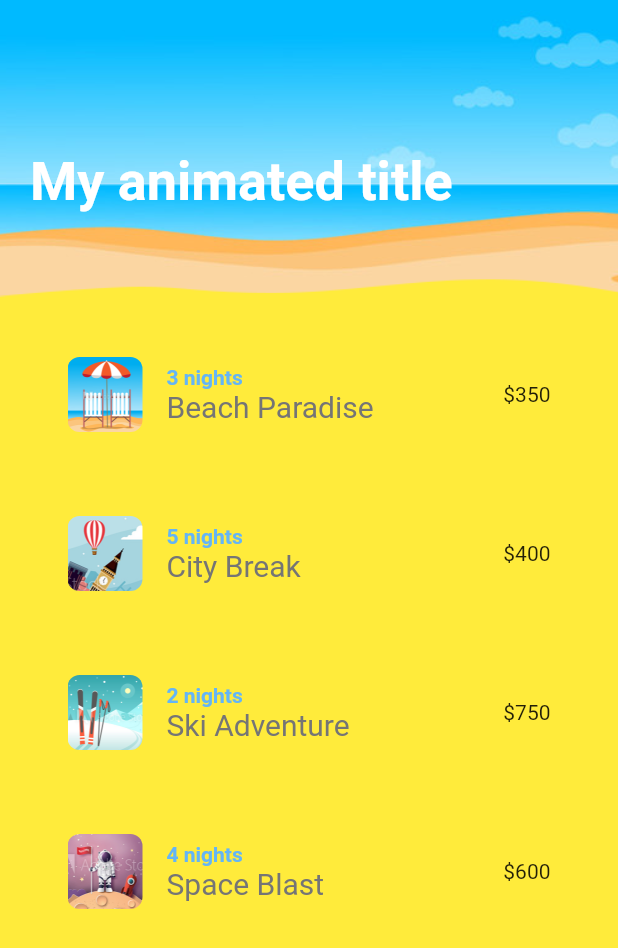
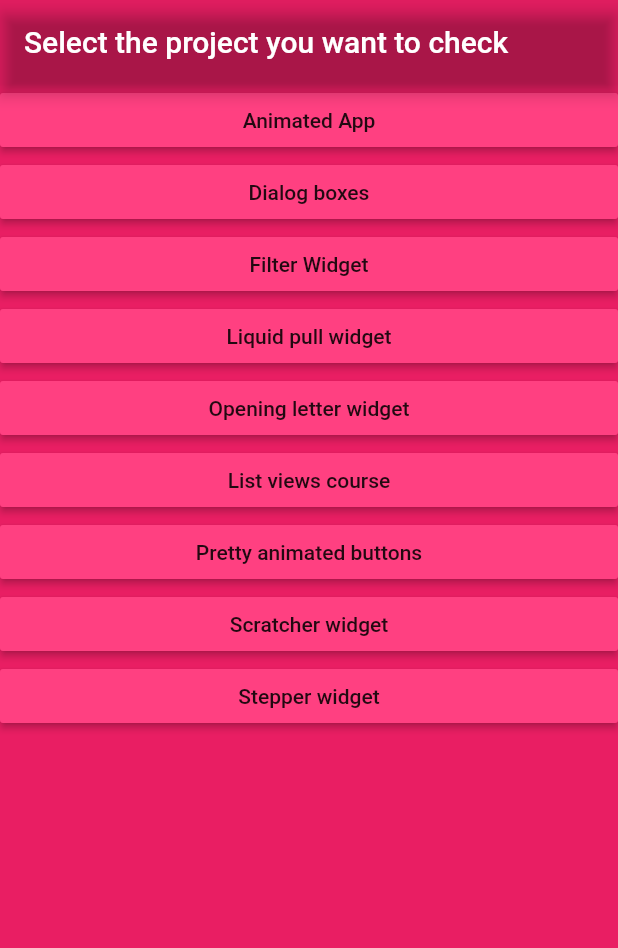
Before and after one commit to Thepilli/cookbook, a Flutter app: the screen it shows after launch, on a phone screen of 412 x 824 dp. Shown: the top 948 px of the screen. Run offline on Flutter 3.47's test engine with Material 2 defaults, Android fonts, the phone set to English and light mode, and no system bars; our stand-ins replace awesome_dialog, cloud_firestore, firebase_core, flutter_screenutil, flutter_svg, google_fonts and 4 more; missing offline and left inert: pretty_animated_buttons, scratcher; accounts and stored records are empty.

Commit message:
added project navigation page

```diff
--- a/lib/flutter_animated/components/trip_list.dart
+++ b/lib/flutter_animated/components/trip_list.dart
@@ -1,4 +1,4 @@
-import 'package:cookbook/flutter_animated/components/details.dart';
+import 'package:cookbook/flutter_animated/detail_screen.dart';
 import 'package:cookbook/flutter_animated/components/trip_model.dart';
 import 'package:flutter/material.dart';
 
--- a/lib/flutter_animated/components/details.dart
+++ b/lib/flutter_animated/detail_screen.dart
@@ -9,6 +9,7 @@ class Details extends StatelessWidget {
   @override
   Widget build(BuildContext context) {
     return Scaffold(
+      backgroundColor: Colors.amberAccent,
       appBar: AppBar(
         backgroundColor: Colors.transparent,
         elevation: 0,
--- a/lib/flutter_animated/home_screen.dart
+++ b/lib/flutter_animated/home_screen.dart
@@ -13,6 +13,7 @@ class _HomeState extends State<Home> {
   @override
   Widget build(BuildContext context) {
     return Scaffold(
+        backgroundColor: Colors.amberAccent,
         body: Container(
             padding: const EdgeInsets.all(20),
             decoration: const BoxDecoration(
--- a/lib/listviews/listview_builder.dart
+++ b/lib/listviews/listview_builder.dart
@@ -11,6 +11,7 @@ class ListViewBuilder extends StatelessWidget {
   @override
   Widget build(BuildContext context) {
     return Scaffold(
+      backgroundColor: Colors.white,
       appBar: AppBar(title: const Text('ListView builder')),
       body: ListView.builder(
         itemCount: users.length,
--- a/lib/main.dart
+++ b/lib/main.dart
@@ -1,9 +1,8 @@
 import 'package:cookbook/firebase_options.dart';
+import 'package:cookbook/project_home.dart';
 import 'package:firebase_core/firebase_core.dart';
 import 'package:flutter/material.dart';
 import 'package:flutter_screenutil/flutter_screenutil.dart';
-
-import 'flutter_animated/home_screen.dart';
 
 Future<void> main() async {
   WidgetsFlutterBinding.ensureInitialized();
@@ -27,7 +26,7 @@ class MyApp extends StatelessWidget {
           return MaterialApp(
             title: 'Flutter CookBook',
             theme: ThemeData(
-              scaffoldBackgroundColor: Colors.yellow,
+              scaffoldBackgroundColor: Colors.transparent,
               primarySwatch: Colors.blue,
               inputDecorationTheme: const InputDecorationTheme(
                 filled: true,
@@ -39,7 +38,7 @@ class MyApp extends StatelessWidget {
                 errorBorder: defaultInputBorder,
               ),
             ),
-            home: const Home(),
+            home: ProjectHome(),
           );
         });
   }
--- /dev/null
+++ b/lib/project_home.dart
@@ -0,0 +1,155 @@
+import 'package:cookbook/animated_app/screens/onboarding_screen/onboarding_screen.dart';
+import 'package:cookbook/dialog_boxes/dialog_box.dart';
+import 'package:cookbook/filter_widget/filter_widget.dart';
+import 'package:cookbook/liquid_pull_refresh/liquid_pull_refresh.dart';
+import 'package:cookbook/listviews/listview_builder.dart';
+import 'package:cookbook/opening_letter/opening_letter.dart';
+import 'package:cookbook/scratcher/scratcher.dart';
+import 'package:cookbook/stepper_widget/stepper_home_page.dart';
+import 'package:flutter/material.dart';
+
+import 'pretty_animated_buttons/pretty_animated_buttons.dart';
+
+class ProjectHome extends StatelessWidget {
+  ProjectHome({super.key});
+
+  final List myProjects = [
+    {"name": "Animated App", 'route': ""},
+    {"name": "Dialog boxes", 'route': ''},
+    {"name": "Filter Widget", 'route': ''},
+    {"name": "Liquid pull widget", 'route': ''},
+    {"name": "List views course", 'route': ''},
+    {"name": "Opening letter widget", 'route': ''},
+    {"name": "Pretty animated buttons", 'route': ''},
+    {"name": "Scratcher widget", 'route': ''},
+    {"name": "Stepper widget", 'route': ''},
+  ];
+
+  @override
+  Widget build(BuildContext context) {
+    return Scaffold(
+        backgroundColor: Colors.pink,
+        appBar: AppBar(backgroundColor: Colors.transparent, title: const Text('Select the project you want to check')),
+        body: ListView(
+          children: [
+            Container(
+              child: MaterialButton(
+                color: Colors.pinkAccent,
+                onPressed: () {
+                  Navigator.push(
+                      context,
+                      MaterialPageRoute(
+                        builder: (context) => const OnboardingScreen(),
+                      ));
+                },
+                child: const Text('Animated App'),
+              ),
+            ),
+            Container(
+              child: MaterialButton(
+                color: Colors.pinkAccent,
+                onPressed: () {
+                  Navigator.push(
+                      context,
+                      MaterialPageRoute(
+                        builder: (context) => const AwesomeDialogBox(),
+                      ));
+                },
+                child: const Text('Dialog boxes'),
+              ),
+            ),
+            Container(
+              child: MaterialButton(
+                color: Colors.pinkAccent,
+                onPressed: () {
+                  Navigator.push(
+                      context,
+                      MaterialPageRoute(
+                        builder: (context) => const FilterWidget(),
+                      ));
+                },
+                child: const Text('Filter Widget'),
+              ),
+            ),
+            Container(
+              child: MaterialButton(
+                color: Colors.pinkAccent,
+                onPressed: () {
+                  Navigator.push(
+                      context,
+                      MaterialPageRoute(
+                        builder: (context) => const LiquidPullRefresh(),
+                      ));
+                },
+                child: const Text('Liquid pull widget'),
+              ),
+            ),
+            Container(
+              child: MaterialButton(
+                color: Colors.pinkAccent,
+                onPressed: () {
+                  Navigator.push(
+                      context,
+                      MaterialPageRoute(
+                        builder: (context) => const OpeningLetter(),
+                      ));
+                },
+                child: const Text('Opening letter widget'),
+              ),
+            ),
+            Container(
+              child: MaterialButton(
+                color: Colors.pinkAccent,
+                onPressed: () {
+                  Navigator.push(
+                      context,
+                      MaterialPageRoute(
+                        builder: (context) => const ListViewBuilder(),
+                      ));
+                },
+                child: const Text('List views course'),
+              ),
+            ),
+            Container(
+              child: MaterialButton(
+                color: Colors.pinkAccent,
+                onPressed: () {
+                  Navigator.push(
+                      context,
+                      MaterialPageRoute(
+                        builder: (context) => PrettyAnimatedButtons(),
+                      ));
+                },
+                child: const Text('Pretty animated buttons'),
+              ),
+            ),
+            Container(
+              child: MaterialButton(
+                color: Colors.pinkAccent,
+                onPressed: () {
+                  Navigator.push(
+                      context,
+                      MaterialPageRoute(
+                        builder: (context) => const ScratcherWidget(),
+                      ));
+                },
+                child: const Text('Scratcher widget'),
+              ),
+            ),
+            Container(
+              child: MaterialButton(
+                color: Colors.pinkAccent,
+                onPressed: () {
+                  Navigator.push(
+                      context,
+                      MaterialPageRoute(
+                        builder: (context) => const StepperHomePage(),
+                      ));
+                },
+                child: const Text('Stepper widget'),
+              ),
+            ),
+          ],
+        ));
+  }
+}
--- a/lib/stepper_widget/stepper_home_page.dart
+++ b/lib/stepper_widget/stepper_home_page.dart
@@ -50,6 +50,7 @@ class _StepperHomePageState extends State<StepperHomePage> {
   @override
   Widget build(BuildContext context) {
     return Scaffold(
+      backgroundColor: Colors.white,
       appBar: AppBar(title: const Text('Stepper Widget')),
       body: Stepper(
         currentStep: _currentStep,
```
